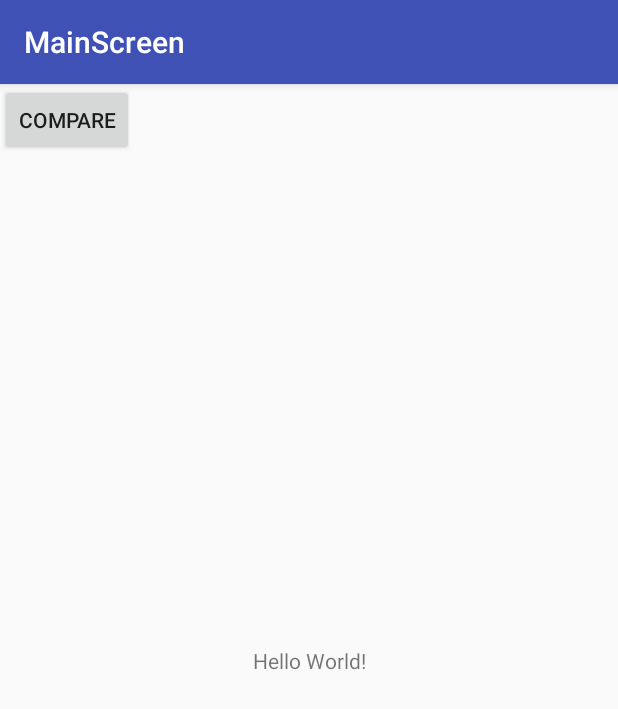
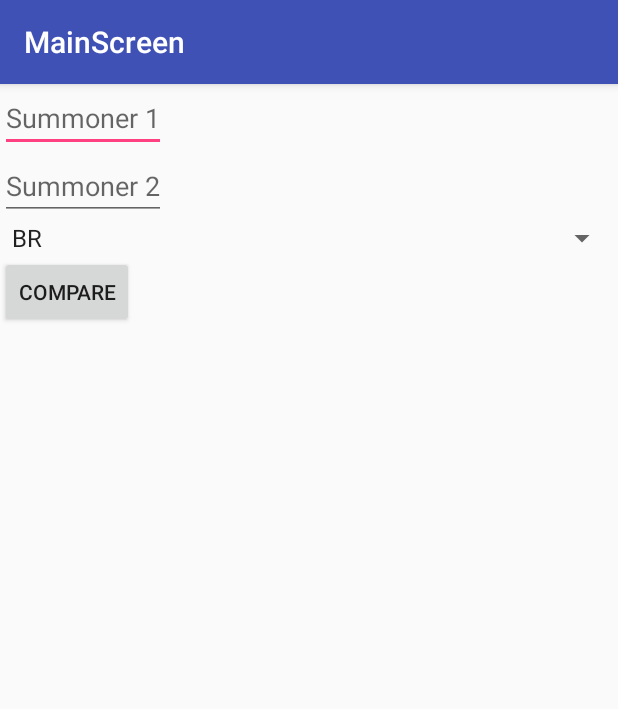
Before and after one commit to stanley9966/Boost, an Android app: the screen it shows after launch (MainScreenActivity), on a phone screen of 412 x 824 dp. Shown: the top 709 px of the screen. Run offline under Robolectric (Android 15) with nearby library versions, the phone set to English and light mode, and no system bars.

```diff
--- a/app/src/main/java/com/example/android/boost/MainScreenActivity.java
+++ b/app/src/main/java/com/example/android/boost/MainScreenActivity.java
@@ -7,7 +7,11 @@ import android.os.AsyncTask;
 import android.support.v7.app.AppCompatActivity;
 import android.os.Bundle;
 import android.view.View;
+import android.widget.AdapterView;
+import android.widget.ArrayAdapter;
 import android.widget.Button;
+import android.widget.Spinner;
+import android.widget.Toast;
 
 import org.json.JSONArray;
 import org.json.JSONObject;
@@ -23,7 +27,10 @@ import java.util.Set;
 
 import javax.net.ssl.HttpsURLConnection;
 
-public class MainScreenActivity extends AppCompatActivity {
+public class MainScreenActivity extends AppCompatActivity implements AdapterView.OnItemSelectedListener {
+
+    // Things on Screen
+    private Spinner spinner;
 
     // STATIC DATA
     // final, TODO: change dynamically based on their input
@@ -53,6 +60,13 @@ public class MainScreenActivity extends AppCompatActivity {
         super.onCreate(savedInstanceState);
         setContentView(R.layout.activity_main_screen);
 
+        spinner = findViewById(R.id.servers);
+        ArrayAdapter<CharSequence> adapter = ArrayAdapter.createFromResource(this, R.array.servers_array,
+                android.R.layout.simple_spinner_item);    // using default simple spinner item
+        adapter.setDropDownViewResource(android.R.layout.simple_spinner_dropdown_item);
+        spinner.setAdapter(adapter);
+        spinner.setOnItemSelectedListener(this);
+
         //creates button
         Button connectButton = findViewById(R.id.connect_button);
         connectButton.setOnClickListener(new View.OnClickListener() {
@@ -66,6 +80,22 @@ public class MainScreenActivity extends AppCompatActivity {
             }
         });
     }
+
+
+    // FOR SPINNER
+    @Override
+    public void onItemSelected(AdapterView<?> parent, View view, int i, long l) {
+        Toast.makeText(parent.getContext(),
+                "OnItemSelectedListener : " + parent.getItemAtPosition(i).toString(),
+                Toast.LENGTH_SHORT).show();
+    }
+
+    // for spinner
+    @Override
+    public void onNothingSelected(AdapterView<?> adapterView) {
+
+    }
+
     private class ConnectServerTask extends AsyncTask<String, Integer, Void> {
         /**
          * hides the button in mainScreenActivity
--- a/app/src/main/res/layout/activity_main_screen.xml
+++ b/app/src/main/res/layout/activity_main_screen.xml
@@ -1,24 +1,35 @@
 <?xml version="1.0" encoding="utf-8"?>
-<android.support.constraint.ConstraintLayout xmlns:android="http://schemas.android.com/apk/res/android"
+<LinearLayout xmlns:android="http://schemas.android.com/apk/res/android"
     xmlns:app="http://schemas.android.com/apk/res-auto"
     xmlns:tools="http://schemas.android.com/tools"
     android:layout_width="match_parent"
     android:layout_height="match_parent"
+    android:orientation="vertical"
     tools:context="com.example.android.boost.MainScreenActivity">
 
-    <TextView
+
+    <EditText
+        android:id="@+id/summoner_1_edit_text"
         android:layout_width="wrap_content"
         android:layout_height="wrap_content"
-        android:text="Hello World!"
-        app:layout_constraintBottom_toBottomOf="parent"
-        app:layout_constraintLeft_toLeftOf="parent"
-        app:layout_constraintRight_toRightOf="parent"
-        app:layout_constraintTop_toTopOf="parent" />
+        android:hint="@string/summoner_1" />
+
+    <EditText
+        android:id="@+id/summoner_2_edit_text"
+        android:layout_width="wrap_content"
+        android:layout_height="wrap_content"
+        android:hint="@string/summoner_2" />
+
+    <Spinner
+        android:id="@+id/servers"
+        android:layout_width="match_parent"
+        android:layout_height="wrap_content" />
+
 
     <Button
+        android:id="@+id/connect_button"
         android:layout_width="wrap_content"
         android:layout_height="wrap_content"
-        android:text="@string/compare_button"
-        android:id="@+id/connect_button"/>
+        android:text="@string/compare_button" />
 
-</android.support.constraint.ConstraintLayout>
+</LinearLayout>
--- a/app/src/main/res/values/strings.xml
+++ b/app/src/main/res/values/strings.xml
@@ -3,4 +3,23 @@
     <string name="compare_button">Compare</string>
     <string name="mainScreen">MainScreen</string>
     <string name="results">Results</string>
+    <string name="summoner_1">Summoner 1</string>
+    <string name="summoner_2">Summoner 2</string>
+
+    <string-array name="servers_array">
+        <item>BR</item>
+        <item>EUNE</item>
+        <item>EUW</item>
+        <item>LAN</item>
+        <item>LAS</item>
+        <item>NA</item>
+        <item>OCE</item>
+        <item>RU</item>
+        <item>TR</item>
+        <item>JP</item>
+        <item>SEA</item>
+        <item>KR</item>
+        <item>CN</item>
+    </string-array>
+
 </resources>
```
